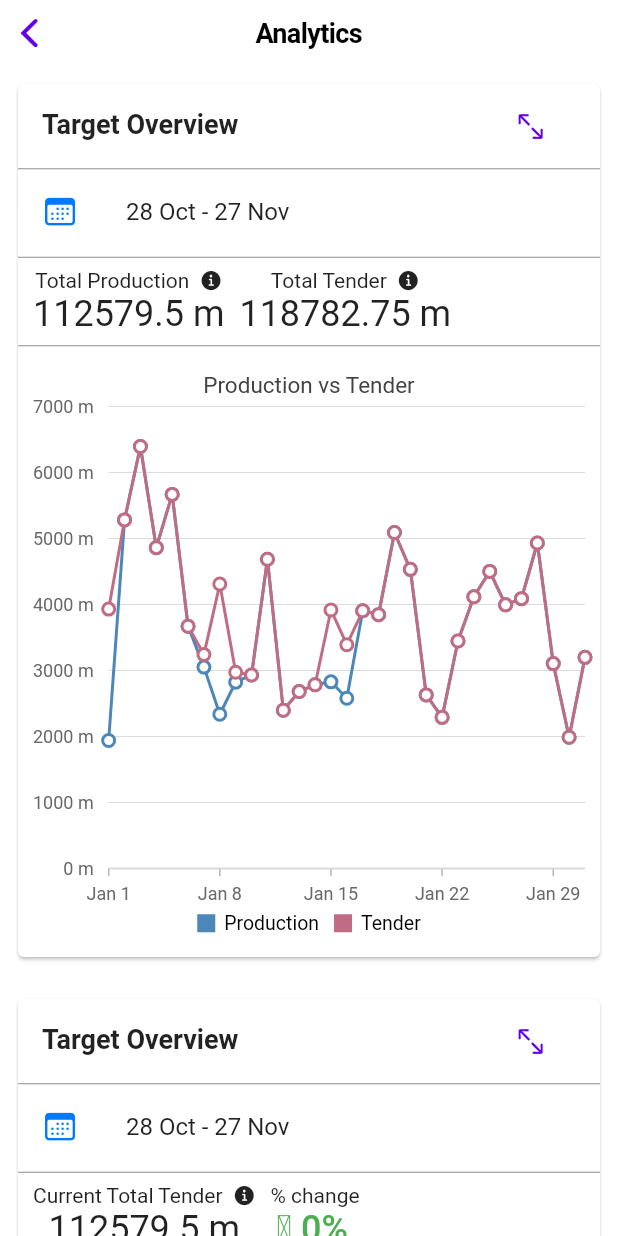
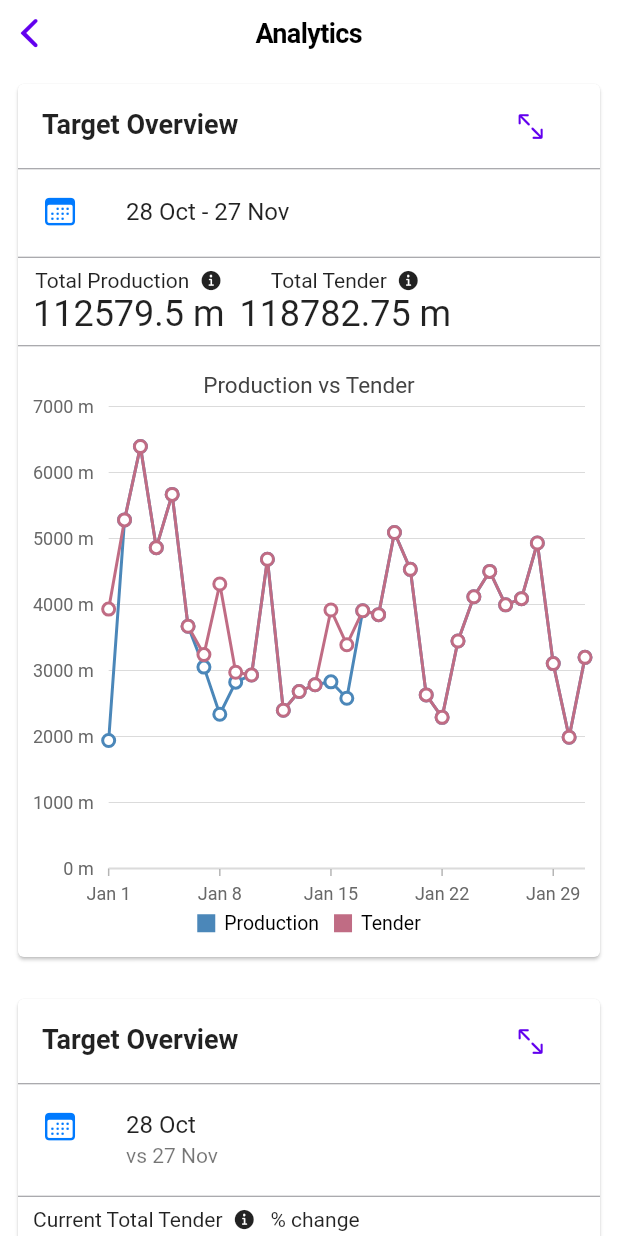
Before and after one commit to undisputedcoder/Vision, a Flutter app: the Home screen opened directly, on a phone screen of 412 x 824 dp. Run offline on Flutter 3.47's test engine with Material 2 defaults, Android fonts, the phone set to English and light mode, and no system bars; our stand-ins replace cloud_firestore, firebase_auth, firebase_core, geolocator, local_auth, syncfusion_flutter_charts and 1 more; missing offline and left inert: flutter_cupertino_settings; accounts and stored records are empty.

Commit message:
calender ui

```diff
--- a/lib/Screens/home.dart
+++ b/lib/Screens/home.dart
@@ -548,8 +548,8 @@ class _HomeState extends State<Home> {
                           CupertinoIcons.calendar,
                           color: CupertinoColors.systemBlue,
                         ),
-                        title: Text(
-                            "$currentFormattedShort - $thirtyDaysFormattedShort"),
+                        title: Text("$currentFormattedShort"),
+                        subtitle: Text('vs $thirtyDaysFormattedShort'),
                       ),
                     ),
                     Divider(
@@ -971,8 +971,8 @@ class _HomeState extends State<Home> {
                           CupertinoIcons.calendar,
                           color: CupertinoColors.systemBlue,
                         ),
-                        title: Text(
-                            "$currentFormattedShort - $thirtyDaysFormattedShort"),
+                        title: Text("$currentFormattedShort"),
+                        subtitle: Text('vs $thirtyDaysFormattedShort'),
                       ),
                     ),
                     Divider(
```
